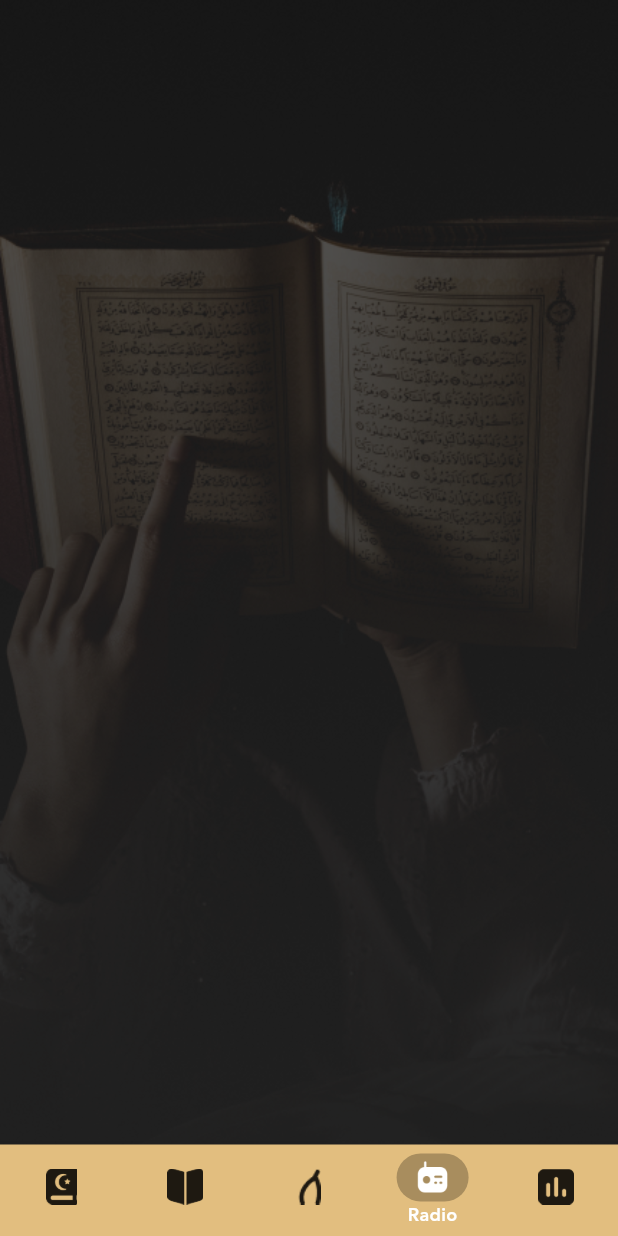
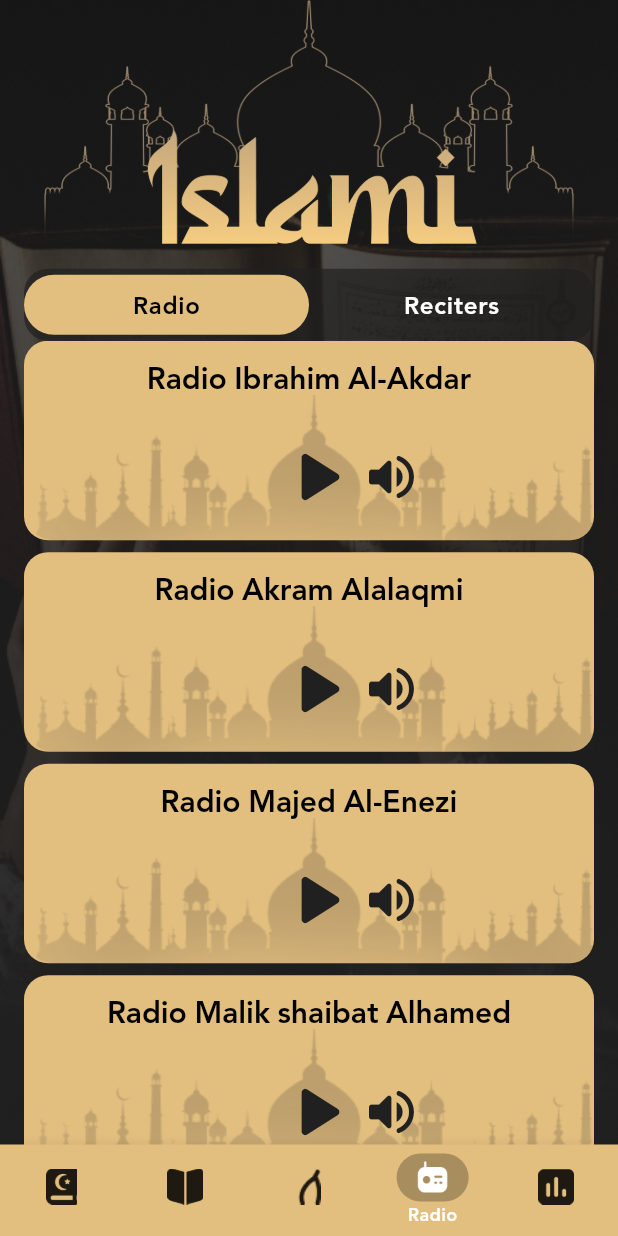
Before and after one commit to ahmed9120/flutter-islami-app, a Flutter app: the LayoutView screen opened by its route, item 4 of the bottom bar chosen, on a phone screen of 412 x 824 dp. Run offline on Flutter 3.47's test engine with Material 3 defaults, Android fonts, the phone set to English and light mode, and no system bars; drawn by our look-alikes of flutter_bounceable; our stand-ins replace carousel_slider, shared_preferences, smooth_page_indicator; accounts and stored records are empty.

```diff
--- a/lib/core/constants/assets.dart
+++ b/lib/core/constants/assets.dart
@@ -33,6 +33,6 @@ abstract class Assets{
   static const String hadeth_background_img="Assets/images/hadeth_background_img.png";
   static const String tasbeh_tail_img="Assets/images/tasbehTail.png";
   static const String sebha_body_img="Assets/images/SebhaBody.png";
-
-
+  static const String radio_unactive_img="Assets/images/radioUnActive.png";
+  static const String radio_active_img="Assets/images/radioActive.png";
 }
--- a/lib/core/constants/colors_pallete.dart
+++ b/lib/core/constants/colors_pallete.dart
@@ -5,4 +5,5 @@ import 'package:flutter/material.dart';
 abstract class ColorsPallete{
   static const Color primaryColor= Color(0xFFE2BE7F);
   static const Color quranDetailsColor = Color(0xFF202020);
+  static const Color radioBottomsBacgroundColor= Color(0xB2202020);
 }
--- a/lib/core/constants/constants.dart
+++ b/lib/core/constants/constants.dart
@@ -468,4 +468,15 @@ abstract class Constants {
     SuraDataModel(suraID: 114, suraNameEN: "An-Nas", suraNameAR: "الناس", suraVersusNumber: "6")
   ];
 
+  static List<String> radioQura2List=[
+  "Ibrahim Al-Akdar",
+  "Akram Alalaqmi",
+  "Majed Al-Enezi",
+  "Malik shaibat Alhamed",
+  "Ibrahim Al-Akdar",
+  "Akram Alalaqmi",
+  "Majed Al-Enezi",
+  "Malik shaibat Alhamed",
+  ];
+
 }
--- a/lib/modules/layout/radio/radio_view.dart
+++ b/lib/modules/layout/radio/radio_view.dart
@@ -1,15 +1,82 @@
 import 'package:flutter/material.dart';
+import 'package:islami_app/core/constants/colors_pallete.dart';
+import 'package:islami_app/modules/layout/radio/widgets/radio_list_widget.dart';
 
 import '../../../core/constants/assets.dart';
 
-class RadioView extends StatelessWidget {
+class RadioView extends StatefulWidget {
   const RadioView({super.key});
+
+  @override
+  State<RadioView> createState() => _RadioViewState();
+}
+
+class _RadioViewState extends State<RadioView> {
+  int selectedIndex=0;
 
   @override
   Widget build(BuildContext context) {
     return Container(
       decoration: BoxDecoration(
-          image: DecorationImage(image: AssetImage(Assets.layoutBackgroundImages[3]), fit: BoxFit.cover)
+        image: DecorationImage(
+          image: AssetImage(Assets.layoutBackgroundImages[3]),
+          fit: BoxFit.cover,
+        ),
+      ),
+      child: Padding(
+        padding: const EdgeInsets.symmetric(horizontal: 16.0),
+        child: Column(
+          children: [
+            Image.asset(Assets.headerLogo),
+            Container(
+              decoration: BoxDecoration(
+                color: ColorsPallete.radioBottomsBacgroundColor,
+                borderRadius: BorderRadius.circular(16),
+              ),
+              child: Row(
+                children: [
+                  Expanded(
+                    child: TextButton(
+                      onPressed: () {
+                        setState(() {
+                          selectedIndex = 0;
+                        });
+                      },
+                      style: TextButton.styleFrom(
+                        backgroundColor: selectedIndex == 0 ? ColorsPallete.primaryColor : Colors.transparent,
+                      ),
+                      child: Text(
+                        "Radio",
+                        style: Theme.of(
+                          context,
+                        ).textTheme.bodyLarge!.copyWith(color: selectedIndex == 0 ? Colors.black : Colors.white,),
+                      ),
+                    ),
+                  ),
+                  Expanded(
+                    child: TextButton(
+                      onPressed: () {
+                        setState(() {
+                          selectedIndex = 1;
+                        });
+                      },
+                      style: TextButton.styleFrom(
+                        backgroundColor:  selectedIndex == 1 ? ColorsPallete.primaryColor : Colors.transparent,
+                      ),
+                      child: Text(
+                        "Reciters",
+                        style: Theme.of(
+                          context,
+                        ).textTheme.bodyLarge!.copyWith(color: selectedIndex == 1 ? Colors.black : Colors.white,),
+                      ),
+                    ),
+                  ),
+                ],
+              ),
+            ),
+            Expanded(child: RadioListWidget(selectedIndex:selectedIndex,)),
+          ],
+        ),
       ),
     );
   }
--- /dev/null
+++ b/lib/modules/layout/radio/widgets/radio_list_item.dart
@@ -0,0 +1,82 @@
+import 'package:flutter/material.dart';
+import 'package:flutter_bounceable/flutter_bounceable.dart';
+
+import '../../../../core/constants/assets.dart';
+import '../../../../core/constants/colors_pallete.dart';
+
+class RadioListItem extends StatefulWidget {
+  const RadioListItem({super.key, required this.selectedIndex, required this.moqre2Name});
+  final int selectedIndex;
+  final String moqre2Name;
+
+  @override
+  State<RadioListItem> createState() => _RadioListItemState();
+}
+
+class _RadioListItemState extends State<RadioListItem> {
+  bool isActive = false;
+  bool isMuted = false;
+
+  @override
+  Widget build(BuildContext context) {
+    return Container(
+      width: double.infinity,
+      height: 133,
+      decoration: BoxDecoration(
+        color: ColorsPallete.primaryColor,
+        borderRadius: BorderRadius.circular(16),
+      ),
+      child: Stack(
+        children: [
+          Positioned(
+            bottom: 0,
+            child: Image.asset(
+              isActive ? Assets.radio_active_img : Assets.radio_unactive_img,
+            ),
+          ),
+          Column(
+            crossAxisAlignment: CrossAxisAlignment.stretch,
+            mainAxisAlignment: MainAxisAlignment.spaceAround,
+            children: [
+              Text(
+                "${widget.selectedIndex == 0 ? 'Radio ' : ''}${widget.moqre2Name}",
+                style: Theme.of(context).textTheme.titleLarge,
+                textAlign: TextAlign.center,
+              ),
+              Row(
+                mainAxisAlignment: MainAxisAlignment.center,
+                children: [
+                  SizedBox(width: 50),
+                  Bounceable(
+                    onTap: () {
+                      setState(() {
+                        isActive = !isActive;
+                      });
+                    },
+                    child: Icon(
+                      isActive ? Icons.pause : Icons.play_arrow_rounded,
+                      size: 60,
+                      color: ColorsPallete.quranDetailsColor,
+                    ),
+                  ),
+                  Bounceable(
+                    onTap: () {
+                      setState(() {
+                        isMuted = !isMuted;
+                      });
+                    },
+                    child: Icon(
+                      isMuted ? Icons.volume_off : Icons.volume_up_rounded,
+                      size: 40,
+                      color: ColorsPallete.quranDetailsColor,
+                    ),
+                  ),
+                ],
+              ),
+            ],
+          ),
+        ],
+      ),
+    );
+  }
+}
--- /dev/null
+++ b/lib/modules/layout/radio/widgets/radio_list_widget.dart
@@ -0,0 +1,21 @@
+import 'package:flutter/material.dart';
+import 'package:islami_app/core/constants/colors_pallete.dart';
+import 'package:islami_app/core/constants/constants.dart';
+import 'package:islami_app/modules/layout/radio/widgets/radio_list_item.dart';
+
+class RadioListWidget extends StatelessWidget {
+  const RadioListWidget({super.key, required this.selectedIndex});
+  final int selectedIndex;
+  @override
+  Widget build(BuildContext context) {
+    return ListView.separated(
+      itemCount: Constants.radioQura2List.length,
+      itemBuilder: (context, index){
+        return RadioListItem(selectedIndex: selectedIndex, moqre2Name: Constants.radioQura2List[index],);
+      },
+      separatorBuilder: (context, index){
+        return SizedBox(height: 8,);
+      },
+    );
+  }
+}
--- a/lib/modules/layout/tasbeh/tasbeh_view.dart
+++ b/lib/modules/layout/tasbeh/tasbeh_view.dart
@@ -11,7 +11,8 @@ class TasbehView extends StatefulWidget {
   State<TasbehView> createState() => _TasbehViewState();
 }
 
-class _TasbehViewState extends State<TasbehView>with SingleTickerProviderStateMixin {
+class _TasbehViewState extends State<TasbehView>
+    with SingleTickerProviderStateMixin {
   late AnimationController _controller;
   late Animation<double> _rotationAnimation;
 
@@ -25,10 +26,10 @@ class _TasbehViewState extends State<TasbehView>with SingleTickerProviderStateMi
       duration: const Duration(milliseconds: 500),
     );
 
-    _rotationAnimation = Tween<double>(begin: 0.0, end: pi * 2).animate(CurvedAnimation(
-      parent: _controller,
-      curve: Curves.easeInOut,
-    ));
+    _rotationAnimation = Tween<double>(
+      begin: 0.0,
+      end: pi * 2,
+    ).animate(CurvedAnimation(parent: _controller, curve: Curves.easeInOut));
   }
 
   @override
@@ -50,7 +51,6 @@ class _TasbehViewState extends State<TasbehView>with SingleTickerProviderStateMi
           Image.asset(Assets.tasbeh_tail_img, width: 93, height: 106),
           GestureDetector(
             onTap: onSebhaTap,
-            child: Expanded(
             child: Container(
               child: Stack(
                 alignment: Alignment.center,
@@ -63,12 +63,19 @@ class _TasbehViewState extends State<TasbehView>with SingleTickerProviderStateMi
                     crossAxisAlignment: CrossAxisAlignment.stretch,
                     mainAxisAlignment: MainAxisAlignment.center,
                     children: [
-                        Text(viewdZekr, textAlign: TextAlign.center, style: Theme.of(context).textTheme.headlineMedium,),
-                        Text(viewedCounter.toString(), textAlign: TextAlign.center, style: Theme.of(context).textTheme.headlineMedium,),
+                      Text(
+                        viewdZekr,
+                        textAlign: TextAlign.center,
+                        style: Theme.of(context).textTheme.headlineMedium,
+                      ),
+                      Text(
+                        viewedCounter.toString(),
+                        textAlign: TextAlign.center,
+                        style: Theme.of(context).textTheme.headlineMedium,
+                      ),
                     ],
                   ),
                 ],
-                )
               ),
             ),
           ),
@@ -76,23 +83,25 @@ class _TasbehViewState extends State<TasbehView>with SingleTickerProviderStateMi
       ),
     );
   }
-  List<String> tasbehList=[
+
+  List<String> tasbehList = [
     "سبحان الله",
     "الحمد لله",
     "الله اكبر",
-    "لا اله الا الله"
+    "لا اله الا الله",
   ];
-  String viewdZekr="";
-  int viewedCounter=0;
-  int index=0;
+  String viewdZekr = "";
+  int viewedCounter = 0;
+  int index = 0;
   int totalTapCount = 0;
-  void onSebhaTap(){
+
+  void onSebhaTap() {
     totalTapCount++;
-    if(index==tasbehList.length)index=0;
-    viewdZekr=tasbehList[index];
-    if(viewedCounter<5){
+    if (index == tasbehList.length) index = 0;
+    viewdZekr = tasbehList[index];
+    if (viewedCounter < 5) {
       viewedCounter++;
-    }else{
+    } else {
       index++;
       if (index == tasbehList.length) index = 0;
       viewedCounter = 0;
--- a/lib/modules/layout/time/time_view.dart
+++ b/lib/modules/layout/time/time_view.dart
@@ -1,4 +1,5 @@
 import 'package:flutter/material.dart';
+import 'package:islami_app/modules/layout/time/widgets/pray_time_card.dart';
 
 import '../../../core/constants/assets.dart';
 
@@ -9,7 +10,26 @@ class TimeView extends StatelessWidget {
   Widget build(BuildContext context) {
     return Container(
       decoration: BoxDecoration(
-          image: DecorationImage(image: AssetImage(Assets.layoutBackgroundImages[4]), fit: BoxFit.cover)
+        image: DecorationImage(
+          image: AssetImage(Assets.layoutBackgroundImages[4]),
+          fit: BoxFit.cover,
+        ),
+      ),
+      child: Padding(
+        padding: const EdgeInsets.symmetric(horizontal: 16.0),
+        child: Column(
+          children: [
+            Image.asset(Assets.headerLogo),
+            PrayTimeCard(),
+            SizedBox(height: 20,),
+            Row(
+              children: [
+                Text("Azkar",style:  Theme.of(context).textTheme.bodyLarge, textAlign: TextAlign.start,),
+              ],
+            ),
+            SizedBox(height: 20,),
+          ],
+        ),
       ),
     );
   }
--- /dev/null
+++ b/lib/modules/layout/time/widgets/pray_time_card.dart
@@ -0,0 +1,18 @@
+import 'package:flutter/material.dart';
+import 'package:islami_app/core/constants/colors_pallete.dart';
+
+class PrayTimeCard extends StatelessWidget {
+  const PrayTimeCard({super.key});
+
+  @override
+  Widget build(BuildContext context) {
+    return Container(
+      width: double.infinity,
+      height: 301,
+      decoration: BoxDecoration(
+        color: ColorsPallete.primaryColor,
+        borderRadius: BorderRadius.circular(16)
+      ),
+    );
+  }
+}
```
Also changed, not shown: Assets/images/SebhaBody.png (renamed from Assets/images/SebhaBody .png), Assets/images/radioActive.png (added), Assets/images/radioUnActive.png (added). Lines whose indentation alone changed are shown as unchanged.
